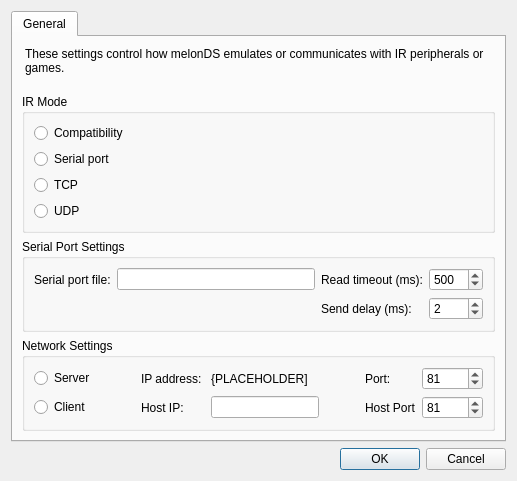
Old version of the form src/frontend/qt_sdl/IRSettingsDialog.ui in the repository DaveuRrr/melonDS.
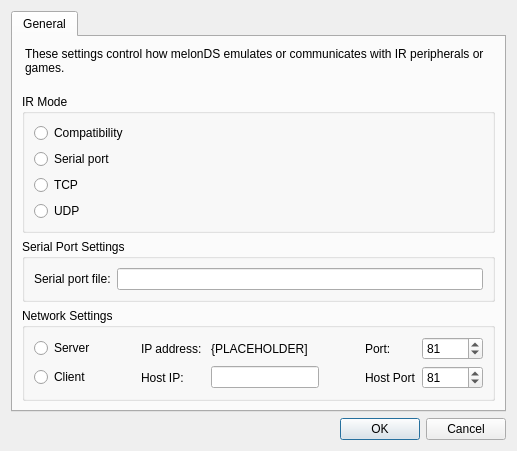
New version of the form. Custom widgets are drawn as their Qt base class.

Commit message:
Revert "Accumulation and Timeouts for Real Hardware"
This reverts commit 71e14a8800f09b87ac24cf5c58d21454270089c1.

```diff
--- a/src/frontend/qt_sdl/IRSettingsDialog.ui
+++ b/src/frontend/qt_sdl/IRSettingsDialog.ui
@@ -168,58 +168,6 @@
             </property>
            </widget>
           </item> -->
-          <item row="1" column="3">
-           <widget class="QLabel" name="labelReadTimeout">
-            <property name="text">
-             <string>Read timeout (ms):</string>
-            </property>
-           </widget>
-          </item>
-          <item row="1" column="4">
-           <widget class="QSpinBox" name="boxReadTimeoutMs">
-            <property name="toolTip">
-             <string>How long to wait for the first byte of a response before giving up. 500ms is a safe default for the Pokewalker.</string>
-            </property>
-            <property name="minimum">
-             <number>0</number>
-            </property>
-            <property name="maximum">
-             <number>5000</number>
-            </property>
-            <property name="singleStep">
-             <number>50</number>
-            </property>
-            <property name="value">
-             <number>500</number>
-            </property>
-           </widget>
-          </item>
-          <item row="2" column="3">
-           <widget class="QLabel" name="labelSendDelay">
-            <property name="text">
-             <string>Send delay (ms):</string>
-            </property>
-           </widget>
-          </item>
-          <item row="2" column="4">
-           <widget class="QSpinBox" name="boxSendDelayMs">
-            <property name="toolTip">
-             <string>Pre-transmit delay before every IR send. Gives the walker time to prepare its receiver. STM32 reference uses 2ms.</string>
-            </property>
-            <property name="minimum">
-             <number>0</number>
-            </property>
-            <property name="maximum">
-             <number>100</number>
-            </property>
-            <property name="singleStep">
-             <number>1</number>
-            </property>
-            <property name="value">
-             <number>2</number>
-            </property>
-           </widget>
-          </item>
          </layout>
         </widget>
        </item>
```
The commit also changes 4 other files.
